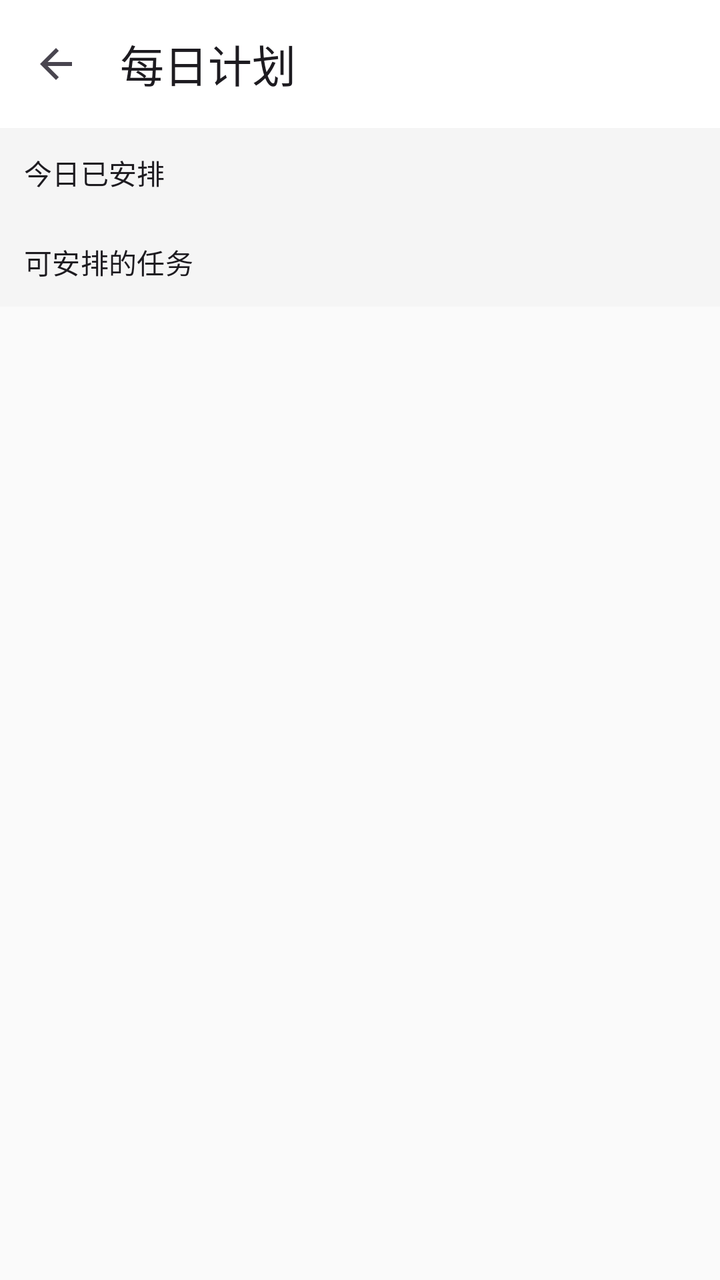
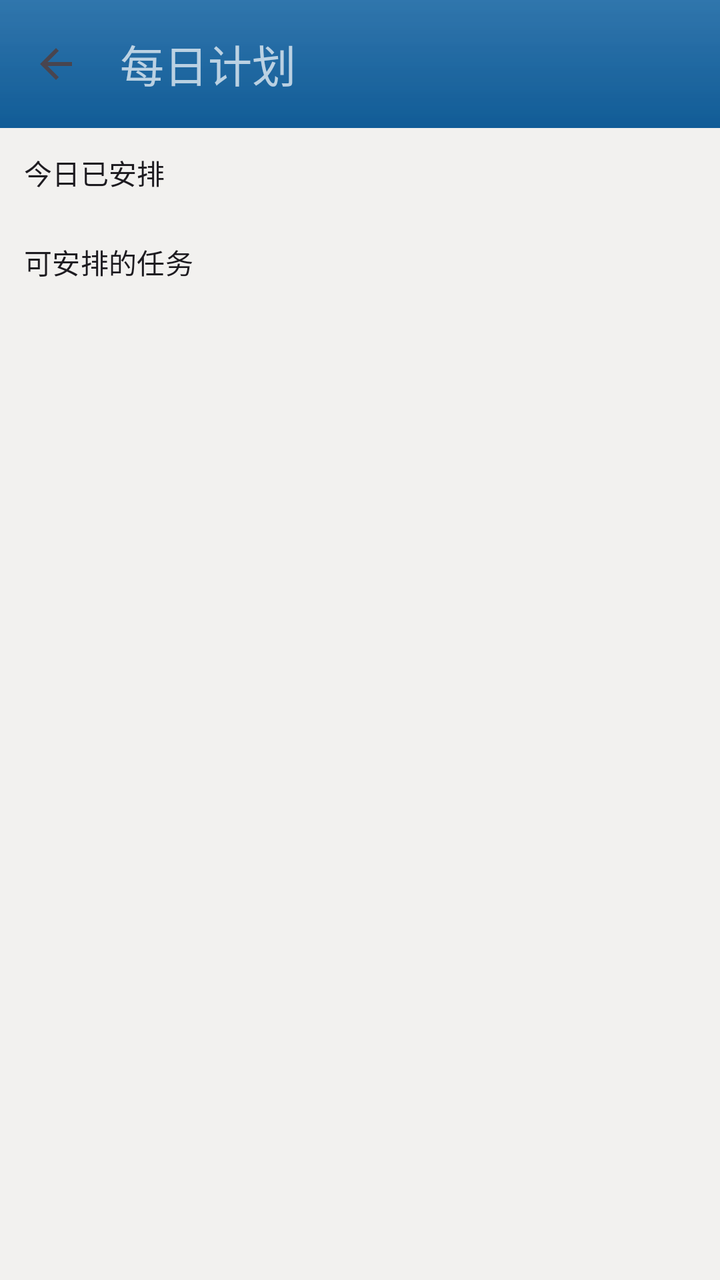

Compare the two renders of this Android layout. The source of the first and the diff that turns it into the second are given below.
<!-- AndroidManifest.xml: application theme Theme.DoitClone -->
<!-- res/layout/activity_daily_plan.xml -->
<LinearLayout
    xmlns:android="http://schemas.android.com/apk/res/android"
    xmlns:app="http://schemas.android.com/apk/res-auto"
    android:layout_width="match_parent"
    android:layout_height="match_parent"
    android:orientation="vertical">

    <com.google.android.material.appbar.MaterialToolbar
        android:id="@+id/toolbar"
        android:layout_width="match_parent"
        android:layout_height="?attr/actionBarSize"
        android:background="@color/surface"
        app:navigationIcon="@drawable/ic_arrow_back"
        app:title="@string/daily_plan" />

    <androidx.core.widget.NestedScrollView
        android:layout_width="match_parent"
        android:layout_height="match_parent">

        <LinearLayout
            android:layout_width="match_parent"
            android:layout_height="wrap_content"
            android:orientation="vertical">

            <TextView
                android:layout_width="match_parent"
                android:layout_height="wrap_content"
                android:background="@color/group_header_bg"
                android:padding="12dp"
                android:text="@string/daily_plan_today"
                android:textAppearance="@style/TextAppearance.Material3.TitleSmall" />

            <androidx.recyclerview.widget.RecyclerView
                android:id="@+id/list_planned"
                android:layout_width="match_parent"
                android:layout_height="wrap_content"
                android:nestedScrollingEnabled="false" />

            <TextView
                android:layout_width="match_parent"
                android:layout_height="wrap_content"
                android:background="@color/group_header_bg"
                android:padding="12dp"
                android:text="@string/daily_plan_candidates"
                android:textAppearance="@style/TextAppearance.Material3.TitleSmall" />

            <androidx.recyclerview.widget.RecyclerView
                android:id="@+id/list_candidates"
                android:layout_width="match_parent"
                android:layout_height="wrap_content"
                android:nestedScrollingEnabled="false" />

            <Space android:layout_width="match_parent" android:layout_height="32dp" />
        </LinearLayout>
    </androidx.core.widget.NestedScrollView>
</LinearLayout>
<!-- resources referenced by this layout -->
<resources>
  <color name="group_header_bg">#FFF5F5F5</color>
  <color name="surface">#FFFFFFFF</color>
  <!-- drawable ic_arrow_back (drawable) -->
  <vector xmlns:android="http://schemas.android.com/apk/res/android"
      android:width="24dp" android:height="24dp"
      android:viewportWidth="24" android:viewportHeight="24"
      android:tint="?attr/colorControlNormal">
      <path android:fillColor="@android:color/white" android:pathData="M20,11H7.83l5.59,-5.59L12,4l-8,8 8,8 1.41,-1.41L7.83,13H20v-2z" />
  </vector>
  <string name="daily_plan">每日计划</string>
  <string name="daily_plan_candidates">可安排的任务</string>
  <string name="daily_plan_today">今日已安排</string>
  <style name="Theme.DoitClone" parent="Theme.Material3.DayNight.NoActionBar">
          <item name="colorPrimary">@color/primary</item>
          <item name="colorOnPrimary">@color/on_primary</item>
          <item name="colorPrimaryContainer">@color/primary_container</item>
          <item name="android:colorBackground">@color/background</item>
          <item name="android:statusBarColor">@color/surface</item>
          <item name="android:windowLightStatusBar">true</item>
      </style>
  <color name="primary">#FF2196F3</color>
  <color name="on_primary">#FFFFFFFF</color>
  <color name="primary_container">#FFE3F2FD</color>
  <color name="background">#FFFAFAFA</color>
</resources>

<!-- the commit's change to res/layout/activity_daily_plan.xml (unified diff, before → after) -->
@@ -9,9 +9,11 @@
         android:id="@+id/toolbar"
         android:layout_width="match_parent"
         android:layout_height="?attr/actionBarSize"
-        android:background="@color/surface"
+        android:background="@drawable/actionbar_bg"
         app:navigationIcon="@drawable/ic_arrow_back"
-        app:title="@string/daily_plan" />
+        app:title="@string/daily_plan" 
+        app:titleTextColor="@color/actionbar_title_text_color"
+        app:theme="@style/ToolbarMenuTheme" />
 
     <androidx.core.widget.NestedScrollView
         android:layout_width="match_parent"
<!-- resource entries referenced after the edit -->
@@ -1,7 +1,26 @@
 <!-- resources referenced by this layout -->
 <resources>
-  <color name="group_header_bg">#FFF5F5F5</color>
-  <color name="surface">#FFFFFFFF</color>
+  <color name="actionbar_title_text_color">#B2FFFFFF</color>
+  <color name="group_header_bg">#FFF2F1EF</color>
+  <!-- drawable actionbar_bg (drawable) -->
+  <?xml version="1.0" encoding="utf-8"?>
+  <layer-list xmlns:android="http://schemas.android.com/apk/res/android">
+      <item>
+          <shape android:shape="rectangle">
+              <solid android:color="@color/actionbar_bg" />
+          </shape>
+      </item>
+      <item>
+          <shape android:shape="rectangle">
+              <gradient android:angle="270" android:startColor="@color/actionbar_bg_top" android:endColor="#00000000" />
+          </shape>
+      </item>
+      <item>
+          <shape android:shape="rectangle">
+              <gradient android:angle="90" android:startColor="@color/actionbar_bg_bottom" android:endColor="#00000000" />
+          </shape>
+      </item>
+  </layer-list>
   <!-- drawable ic_arrow_back (drawable) -->
   <vector xmlns:android="http://schemas.android.com/apk/res/android"
       android:width="24dp" android:height="24dp"
@@ -12,17 +31,20 @@
   <string name="daily_plan">每日计划</string>
   <string name="daily_plan_candidates">可安排的任务</string>
   <string name="daily_plan_today">今日已安排</string>
+  <style name="ToolbarMenuTheme" parent="ThemeOverlay.Material3.Dark">
+          <item name="colorControlNormal">#FFFFFFFF</item>
+      </style>
   <style name="Theme.DoitClone" parent="Theme.Material3.DayNight.NoActionBar">
-          <item name="colorPrimary">@color/primary</item>
-          <item name="colorOnPrimary">@color/on_primary</item>
-          <item name="colorPrimaryContainer">@color/primary_container</item>
-          <item name="android:colorBackground">@color/background</item>
-          <item name="android:statusBarColor">@color/surface</item>
-          <item name="android:windowLightStatusBar">true</item>
+          <item name="colorPrimary">@color/actionbar_bg</item>
+          <item name="colorOnPrimary">#FFFFFFFF</item>
+          <item name="android:colorBackground">@color/home_content_bg</item>
+          <item name="android:statusBarColor">@color/actionbar_statusbar</item>
+          <item name="android:windowLightStatusBar">false</item>
       </style>
-  <color name="primary">#FF2196F3</color>
-  <color name="on_primary">#FFFFFFFF</color>
-  <color name="primary_container">#FFE3F2FD</color>
-  <color name="background">#FFFAFAFA</color>
+  <color name="actionbar_bg">#FF1262A1</color>
+  <color name="actionbar_bg_top">#20FFFFFF</color>
+  <color name="actionbar_bg_bottom">#10000000</color>
+  <color name="home_content_bg">#FFF2F1EF</color>
+  <color name="actionbar_statusbar">#FF0E4F84</color>
 </resources>
 
